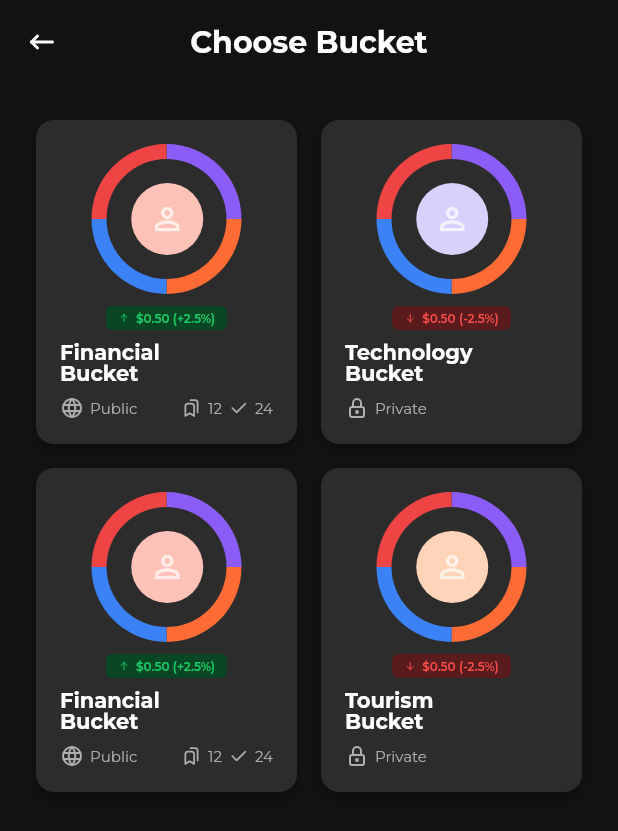
After one commit to anggaihza/pulsetrade-app, a Flutter app: the ChooseBucketScreen screen opened by its route, on a phone screen of 412 x 824 dp. The commit adds this screen. Shown: the top 831 px of the screen. Run offline on Flutter 3.47's test engine with Material 3 defaults, Android fonts, the phone set to English and light mode, and no system bars; our stand-ins replace connectivity_plus, dio, equatable, fl_chart, flutter_form_builder, flutter_riverpod and 12 more; accounts and stored records are empty; generated files the repository leaves out were written again.

Commit message:
Initial choose bucket

```diff
--- a/lib/core/router/app_router.dart
+++ b/lib/core/router/app_router.dart
@@ -13,6 +13,7 @@ import 'package:pulsetrade_app/features/home/presentation/views/home_feed_screen
 import 'package:pulsetrade_app/features/profile/presentation/views/account_center_screen.dart';
 import 'package:pulsetrade_app/features/profile/presentation/views/profile_screen.dart';
 import 'package:pulsetrade_app/features/trade/presentation/views/trade_screen.dart';
+import 'package:pulsetrade_app/features/trade/presentation/views/choose_bucket_screen.dart';
 import 'package:pulsetrade_app/features/settings/presentation/views/settings_screen.dart';
 import 'package:pulsetrade_app/features/survey/presentation/views/survey_form_screen.dart';
 import 'package:riverpod/riverpod.dart';
@@ -102,6 +103,11 @@ final appRouterProvider = Provider<GoRouter>((ref) {
         },
       ),
       GoRoute(
+        path: ChooseBucketScreen.routePath,
+        name: ChooseBucketScreen.routeName,
+        builder: (context, state) => const ChooseBucketScreen(),
+      ),
+      GoRoute(
         path: '/${SurveyFormScreen.routeName}',
         name: SurveyFormScreen.routeName,
         builder: (context, state) => const SurveyFormScreen(),
--- a/lib/core/theme/app_colors.dart
+++ b/lib/core/theme/app_colors.dart
@@ -9,24 +9,40 @@ class AppColors {
   static const Color white = Color(0xFFFFFFFF); // Foundation/White/White
   static const Color whiteDark = Color(0xFFDBDBDB); // Foundation/White/Dark
   static const Color whiteNormal = Color(0xFFE7E7E7); // Foundation/White/Normal
-  static const Color whiteActive = Color(0xFFAEAEAE); // Foundation/White/Normal :active
+  static const Color whiteActive = Color(
+    0xFFAEAEAE,
+  ); // Foundation/White/Normal :active
 
   // Foundation/Black
   static const Color black = Color(0xFF121212); // var(--black)
-  static const Color blackField = Color(0xFF2C2C2C); // Black (for fields/surfaces)
+  static const Color blackField = Color(
+    0xFF2C2C2C,
+  ); // Black (for fields/surfaces)
 
   // Foundation/Primary
-  static const Color primaryNormal = Color(0xFF2979FF); // Foundation/Primary/Normal
-  static const Color primaryLight = Color(0xFFEAF2FF); // Foundation/Primary/Light
+  static const Color primaryNormal = Color(
+    0xFF2979FF,
+  ); // Foundation/Primary/Normal
+  static const Color primaryLight = Color(
+    0xFFEAF2FF,
+  ); // Foundation/Primary/Light
 
   // Foundation/Success
-  static const Color successNormal = Color(0xFF1BC865); // Foundation/Success/Normal
+  static const Color successNormal = Color(
+    0xFF1BC865,
+  ); // Foundation/Success/Normal
+  static const Color successDarker = Color(
+    0xFF094623,
+  ); // Foundation/Success/Darker
 
   // Foundation/Error
   static const Color errorNormal = Color(0xFFFF4D4D); // Foundation/Error/Normal
+  static const Color errorDarker = Color(0xFF591B1B); // Foundation/Error/Darker
 
   // Foundation/Warning
-  static const Color warningNormal = Color(0xFFFFC107); // Foundation/Warning/Normal
+  static const Color warningNormal = Color(
+    0xFFFFC107,
+  ); // Foundation/Warning/Normal
 
   // Semantic color aliases for better readability
   static const Color background = black;
--- /dev/null
+++ b/lib/features/trade/presentation/views/choose_bucket_screen.dart
@@ -0,0 +1,269 @@
+import 'package:flutter/material.dart';
+import 'package:flutter_tabler_icons/flutter_tabler_icons.dart';
+import 'package:go_router/go_router.dart';
+import 'package:pulsetrade_app/core/theme/app_colors.dart';
+import 'package:pulsetrade_app/core/theme/typography.dart';
+import 'package:pulsetrade_app/l10n/gen/app_localizations.dart';
+import 'package:pulsetrade_app/features/trade/presentation/widgets/bucket_donut_chart.dart';
+
+class ChooseBucketScreen extends StatelessWidget {
+  const ChooseBucketScreen({super.key});
+
+  static const String routePath = '/choose-bucket';
+  static const String routeName = 'choose-bucket';
+
+  @override
+  Widget build(BuildContext context) {
+    final l10n = AppLocalizations.of(context);
+
+    return Scaffold(
+      backgroundColor: AppColors.background,
+      appBar: AppBar(
+        backgroundColor: AppColors.background,
+        leading: IconButton(
+          icon: const Icon(
+            TablerIcons.arrow_narrow_left,
+            color: AppColors.textPrimary,
+          ),
+          onPressed: () => context.pop(),
+        ),
+        centerTitle: true,
+        title: Text(
+          l10n.chooseBucket,
+          style: AppTextStyles.titleSmall(color: AppColors.textPrimary).copyWith(fontSize: 20),
+        ),
+        elevation: 0,
+      ),
+      body: SafeArea(
+        child: SingleChildScrollView(
+          padding: const EdgeInsets.all(24),
+          child: Column(
+            children: [
+              // First row of buckets
+              Row(
+                children: [
+                  Expanded(
+                    child: _BucketCard(
+                      name: l10n.financialBucket,
+                      priceChange: 0.50,
+                      priceChangePercent: 2.5,
+                      isPositive: true,
+                      isPublic: true,
+                      bookmarksCount: 12,
+                      checkmarksCount: 24,
+                      avatarColor: const Color(0xFFFFC2B8),
+                    ),
+                  ),
+                  const SizedBox(width: 16),
+                  Expanded(
+                    child: _BucketCard(
+                      name: l10n.technologyBucket,
+                      priceChange: 0.50,
+                      priceChangePercent: -2.5,
+                      isPositive: false,
+                      isPublic: false,
+                      avatarColor: const Color(0xFFDAD0FC),
+                    ),
+                  ),
+                ],
+              ),
+              const SizedBox(height: 16),
+              // Second row of buckets
+              Row(
+                children: [
+                  Expanded(
+                    child: _BucketCard(
+                      name: l10n.financialBucket,
+                      priceChange: 0.50,
+                      priceChangePercent: 2.5,
+                      isPositive: true,
+                      isPublic: true,
+                      bookmarksCount: 12,
+                      checkmarksCount: 24,
+                      avatarColor: const Color(0xFFFFC2B8),
+                    ),
+                  ),
+                  const SizedBox(width: 16),
+                  Expanded(
+                    child: _BucketCard(
+                      name: l10n.tourismBucket,
+                      priceChange: 0.50,
+                      priceChangePercent: -2.5,
+                      isPositive: false,
+                      isPublic: false,
+                      avatarColor: const Color(0xFFFFD4B8),
+                    ),
+                  ),
+                ],
+              ),
+            ],
+          ),
+        ),
+      ),
+    );
+  }
+}
+
+class _BucketCard extends StatelessWidget {
+  final String name;
+  final double priceChange;
+  final double priceChangePercent;
+  final bool isPositive;
+  final bool isPublic;
+  final int? bookmarksCount;
+  final int? checkmarksCount;
+  final Color avatarColor;
+
+  const _BucketCard({
+    required this.name,
+    required this.priceChange,
+    required this.priceChangePercent,
+    required this.isPositive,
+    required this.isPublic,
+    this.bookmarksCount,
+    this.checkmarksCount,
+    required this.avatarColor,
+  });
+
+  @override
+  Widget build(BuildContext context) {
+    final l10n = AppLocalizations.of(context);
+
+    return GestureDetector(
+      onTap: () {
+        // TODO: Handle bucket selection
+        context.pop();
+      },
+      child: Container(
+        padding: const EdgeInsets.all(16),
+        decoration: BoxDecoration(
+          color: AppColors.surface,
+          borderRadius: BorderRadius.circular(12),
+          boxShadow: [
+            BoxShadow(
+              color: Colors.black.withValues(alpha: 0.25),
+              blurRadius: 4,
+              offset: const Offset(0, 4),
+            ),
+          ],
+        ),
+        child: Column(
+          mainAxisSize: MainAxisSize.min,
+          crossAxisAlignment: CrossAxisAlignment.center,
+          children: [
+            // Donut chart with avatar
+            BucketDonutChart(
+              size: 100,
+              avatarColor: avatarColor,
+            ),
+            const SizedBox(height: 8),
+            // Price change badge
+            Container(
+              padding: const EdgeInsets.symmetric(horizontal: 8, vertical: 4),
+              decoration: BoxDecoration(
+                color: isPositive ? AppColors.successDarker : AppColors.errorDarker,
+                borderRadius: BorderRadius.circular(4),
+              ),
+              child: Row(
+                mainAxisSize: MainAxisSize.min,
+                children: [
+                  Icon(
+                    isPositive ? TablerIcons.arrow_up : TablerIcons.arrow_down,
+                    size: 8,
+                    color: isPositive ? AppColors.success : AppColors.error,
+                  ),
+                  const SizedBox(width: 4),
+                  Text(
+                    '\$${priceChange.toStringAsFixed(2)} (${isPositive ? '+' : ''}${priceChangePercent.toStringAsFixed(1)}%)',
+                    style: AppTextStyles.labelSmall(
+                      color: isPositive ? AppColors.success : AppColors.error,
+                    ).copyWith(fontSize: 8),
+                  ),
+                ],
+              ),
+            ),
+            const SizedBox(height: 8),
+            // Bucket name (split into two lines)
+            Align(
+              alignment: Alignment.centerLeft,
+              child: Column(
+                crossAxisAlignment: CrossAxisAlignment.start,
+                children: [
+                  Text(
+                    name.split(' ')[0], // First word (e.g., "Financial")
+                    style: AppTextStyles.labelLarge(color: AppColors.textPrimary),
+                  ),
+                  Text(
+                    name.split(' ').skip(1).join(' '), // Rest (e.g., "Bucket")
+                    style: AppTextStyles.labelLarge(color: AppColors.textPrimary),
+                  ),
+                ],
+              ),
+            ),
+            const SizedBox(height: 8),
+            // Status and stats row
+            Row(
+              mainAxisAlignment: MainAxisAlignment.spaceBetween,
+              children: [
+                // Public/Private indicator
+                Row(
+                  mainAxisSize: MainAxisSize.min,
+                  children: [
+                    Icon(
+                      isPublic ? TablerIcons.world : TablerIcons.lock,
+                      size: 16,
+                      color: AppColors.textLabel,
+                    ),
+                    const SizedBox(width: 4),
+                    Text(
+                      isPublic ? l10n.public : l10n.private,
+                      style: AppTextStyles.bodySmall(color: AppColors.textLabel),
+                    ),
+                  ],
+                ),
+                // Stats (only show if public)
+                if (isPublic && bookmarksCount != null && checkmarksCount != null)
+                  Row(
+                    mainAxisSize: MainAxisSize.min,
+                    children: [
+                      Row(
+                        mainAxisSize: MainAxisSize.min,
+                        children: [
+                          Icon(
+                            TablerIcons.bookmarks,
+                            size: 14,
+                            color: AppColors.textLabel,
+                          ),
+                          const SizedBox(width: 4),
+                          Text(
+                            bookmarksCount.toString(),
+                            style: AppTextStyles.bodySmall(color: AppColors.textLabel),
+                          ),
+                        ],
+                      ),
+                      const SizedBox(width: 4),
+                      Row(
+                        mainAxisSize: MainAxisSize.min,
+                        children: [
+                          Icon(
+                            TablerIcons.check,
+                            size: 14,
+                            color: AppColors.textLabel,
+                          ),
+                          const SizedBox(width: 4),
+                          Text(
+                            checkmarksCount.toString(),
+                            style: AppTextStyles.bodySmall(color: AppColors.textLabel),
+                          ),
+                        ],
+                      ),
+                    ],
+                  ),
+              ],
+            ),
+          ],
+        ),
+      ),
+    );
+  }
+}
--- a/lib/features/trade/presentation/views/trade_screen.dart
+++ b/lib/features/trade/presentation/views/trade_screen.dart
@@ -9,6 +9,7 @@ import 'package:pulsetrade_app/features/trade/presentation/widgets/order_type_ta
 import 'package:pulsetrade_app/features/trade/presentation/widgets/buy_sell_toggle.dart';
 import 'package:pulsetrade_app/features/trade/presentation/widgets/value_slider.dart';
 import 'package:pulsetrade_app/features/trade/presentation/widgets/value_input_type_modal.dart';
+import 'package:pulsetrade_app/features/trade/presentation/views/choose_bucket_screen.dart';
 
 class _TradeStockData {
   final String ticker;
@@ -361,7 +362,11 @@ class _TradeScreenState extends State<TradeScreen> {
 
   Widget _buildAddToBucket() {
     final l10n = AppLocalizations.of(context);
-    return Container(
+    return GestureDetector(
+      onTap: () {
+        context.push(ChooseBucketScreen.routePath);
+      },
+      child: Container(
         padding: const EdgeInsets.symmetric(vertical: 12),
         child: Row(
           mainAxisAlignment: MainAxisAlignment.spaceBetween,
@@ -386,6 +391,7 @@ class _TradeScreenState extends State<TradeScreen> {
               color: AppColors.textPrimary,
             ),
           ],
+        ),
       ),
     );
   }
--- /dev/null
+++ b/lib/features/trade/presentation/widgets/bucket_donut_chart.dart
@@ -0,0 +1,129 @@
+import 'dart:math' as math;
+import 'package:flutter/material.dart';
+
+/// Donut chart widget for bucket visualization
+/// Shows a donut chart with multiple segments and a center avatar
+class BucketDonutChart extends StatelessWidget {
+  final double size;
+  final Color avatarColor;
+
+  const BucketDonutChart({
+    super.key,
+    required this.size,
+    required this.avatarColor,
+  });
+
+  @override
+  Widget build(BuildContext context) {
+    // Avatar size is 48px, positioned at 26.5px from left and 26px from top
+    const avatarSize = 48.0;
+    const avatarLeft = 26.5;
+    const avatarTop = 26.0;
+
+    return SizedBox(
+      width: size,
+      height: size,
+      child: Stack(
+        children: [
+          // Custom painted donut chart
+          CustomPaint(size: Size(size, size), painter: _DonutChartPainter()),
+          // Center avatar circle - positioned exactly as in Figma
+          Positioned(
+            left: avatarLeft,
+            top: avatarTop,
+            child: Container(
+              width: avatarSize,
+              height: avatarSize,
+              decoration: BoxDecoration(
+                color: avatarColor,
+                shape: BoxShape.circle,
+              ),
+              child: Icon(
+                Icons.person_outline,
+                size: 24,
+                color: Colors.white.withValues(alpha: 0.7),
+              ),
+            ),
+          ),
+        ],
+      ),
+    );
+  }
+}
+
+/// Custom painter for donut chart with 4 segments
+class _DonutChartPainter extends CustomPainter {
+  // Colors matching Figma design exactly
+  static const _colors = [
+    Color(0xFF8B5CF6), // Purple (more vibrant)
+    Color(0xFFFF6B35), // Orange (more vibrant)
+    Color(0xFF3B82F6), // Light Blue (more vibrant)
+    Color(0xFFEF4444), // Red (more vibrant)
+  ];
+
+  @override
+  void paint(Canvas canvas, Size size) {
+    final center = Offset(size.width / 2, size.height / 2);
+    final outerRadius = size.width / 2; // 50px for 100px size
+
+    // Based on Figma design: very thin ring with visible gap to avatar
+    // Avatar is 48px (radius 24px), positioned at 26.5px from left
+    // For a thin ring matching Figma exactly, use ~3px thickness
+    // Inner radius: 50 - 3 = 47px (creates 3px thick ring)
+    // Gap to avatar: 47 - 24 = 23px (visible gap matching Figma)
+    // The gap appears larger because avatar is slightly off-center (26.5px vs 26px would be centered)
+    final ringThickness = 10.0; // Very thin ring matching Figma
+    final innerRadius = outerRadius - ringThickness; // 47px
+
+    // Each segment is 25% (90 degrees)
+    const segmentAngle = math.pi * 2 / 4; // 90 degrees in radians
+    double startAngle = -math.pi / 2; // Start from top (-90 degrees)
+
+    for (int i = 0; i < 4; i++) {
+      // Draw donut segment using Path
+      final path = Path();
+
+      // Start from inner arc point
+      final innerStartX = center.dx + innerRadius * math.cos(startAngle);
+      final innerStartY = center.dy + innerRadius * math.sin(startAngle);
+      path.moveTo(innerStartX, innerStartY);
+
+      // Draw inner arc (clockwise)
+      path.arcTo(
+        Rect.fromCircle(center: center, radius: innerRadius),
+        startAngle,
+        segmentAngle,
+        false,
+      );
+
+      // Draw line to outer arc
+      final outerEndX =
+          center.dx + outerRadius * math.cos(startAngle + segmentAngle);
+      final outerEndY =
+          center.dy + outerRadius * math.sin(startAngle + segmentAngle);
+      path.lineTo(outerEndX, outerEndY);
+
+      // Draw outer arc (counter-clockwise back)
+      path.arcTo(
+        Rect.fromCircle(center: center, radius: outerRadius),
+        startAngle + segmentAngle,
+        -segmentAngle,
+        false,
+      );
+
+      // Close path
+      path.close();
+
+      final segmentPaint = Paint()
+        ..color = _colors[i]
+        ..style = PaintingStyle.fill;
+
+      canvas.drawPath(path, segmentPaint);
+
+      startAngle += segmentAngle;
+    }
+  }
+
+  @override
+  bool shouldRepaint(covariant CustomPainter oldDelegate) => false;
+}
--- a/lib/l10n/arb/app_en.arb
+++ b/lib/l10n/arb/app_en.arb
@@ -162,5 +162,11 @@
   "orderExecutionMessage": "Your order will execute after the market opens in ",
   "reviewOrder": "Review order",
   "today": "today",
-  "numberOfShares": "Number of Shares"
+  "numberOfShares": "Number of Shares",
+  "chooseBucket": "Choose Bucket",
+  "financialBucket": "Financial Bucket",
+  "technologyBucket": "Technology Bucket",
+  "tourismBucket": "Tourism Bucket",
+  "public": "Public",
+  "private": "Private"
 }
--- a/lib/l10n/arb/app_es.arb
+++ b/lib/l10n/arb/app_es.arb
@@ -162,5 +162,11 @@
   "orderExecutionMessage": "Tu orden se ejecutará después de que el mercado abra en ",
   "reviewOrder": "Revisar orden",
   "today": "hoy",
-  "numberOfShares": "Número de Acciones"
+  "numberOfShares": "Número de Acciones",
+  "chooseBucket": "Elegir Cesta",
+  "financialBucket": "Cesta Financiera",
+  "technologyBucket": "Cesta Tecnológica",
+  "tourismBucket": "Cesta de Turismo",
+  "public": "Público",
+  "private": "Privado"
 }
```
Lines whose indentation alone changed are shown as unchanged.
